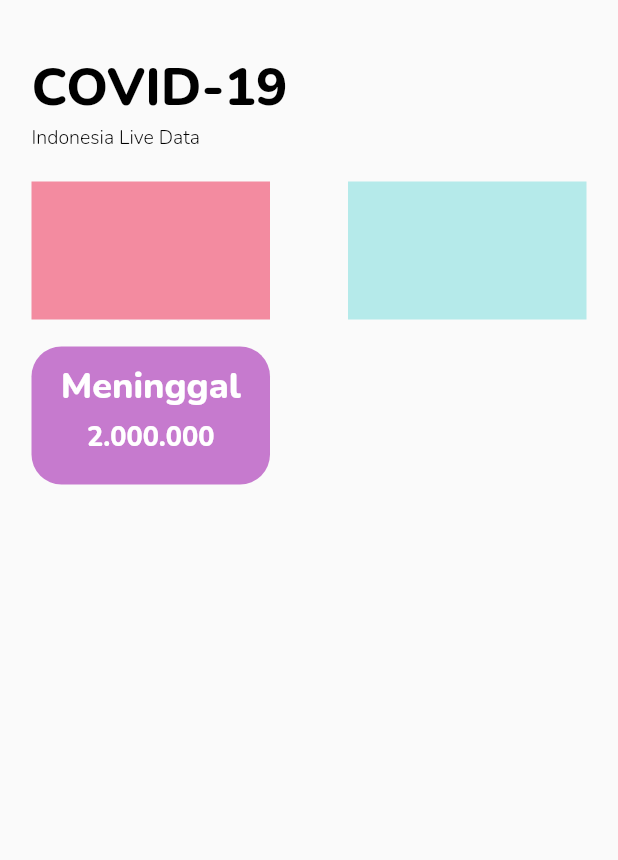
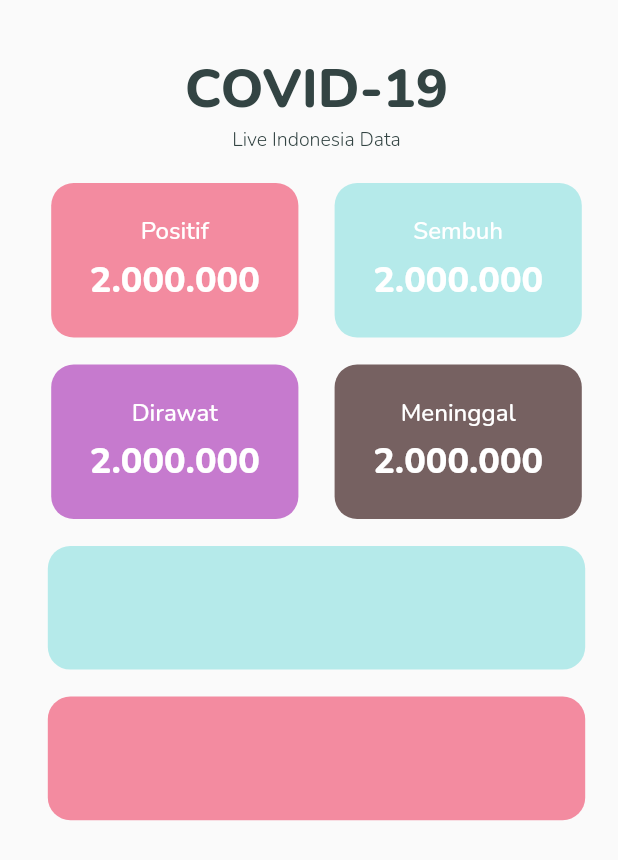
Before and after one commit to yogacb/app_covid19, a Flutter app: the screen it shows after launch, on a phone screen of 412 x 824 dp. Shown: the top 860 px of the screen. Run offline on Flutter 3.47's test engine with Material 2 defaults, Android fonts, the phone set to English and light mode, and no system bars; drawn by our look-alikes of auto_size_text; our stand-ins replace google_fonts.

Commit message:
add some fiture

```diff
--- a/lib/pages/homepage.dart
+++ b/lib/pages/homepage.dart
@@ -1,5 +1,6 @@
 import 'package:flutter/material.dart';
 import 'package:app_covid19/theme.dart';
+import 'package:auto_size_text/auto_size_text.dart';
 
 class HomePage extends StatelessWidget {
   @override
@@ -7,19 +8,22 @@ class HomePage extends StatelessWidget {
     return Scaffold(
       body: SafeArea(
         child: Padding(
-          padding: const EdgeInsets.only(top: 35, left: 21, right: 21),
+          padding: const EdgeInsets.only(
+            left: 10,
+            top: 35,
+          ),
           child: Column(
-            crossAxisAlignment: CrossAxisAlignment.start,
+            crossAxisAlignment: CrossAxisAlignment.center,
             children: [
               Text(
                 'COVID-19',
                 style: blackTextStyle.copyWith(
-                  fontSize: 35,
+                  fontSize: 36,
                   fontWeight: FontWeight.w800,
                 ),
               ),
               Text(
-                'Indonesia Live Data',
+                'Live Indonesia Data',
                 style: blackTextStyle.copyWith(
                   fontSize: 13,
                   fontWeight: FontWeight.w300,
@@ -29,17 +33,61 @@ class HomePage extends StatelessWidget {
                 height: 20,
               ),
               Row(
-                mainAxisAlignment: MainAxisAlignment.spaceBetween,
+                mainAxisAlignment: MainAxisAlignment.spaceEvenly,
                 children: [
                   Container(
-                    height: 92,
-                    width: 159,
+                    height: MediaQuery.of(context).size.height / 8,
+                    width: MediaQuery.of(context).size.width / 2.5,
+                    decoration: BoxDecoration(
+                      borderRadius: BorderRadius.circular(15),
                       color: redColor,
                     ),
+                    child: Column(
+                      crossAxisAlignment: CrossAxisAlignment.center,
+                      mainAxisAlignment: MainAxisAlignment.center,
+                      children: [
+                        Text(
+                          'Positif',
+                          style: whiteTextStyle.copyWith(
+                              fontSize: 16, fontWeight: FontWeight.w500),
+                        ),
+                        SizedBox(
+                          height: 5,
+                        ),
+                        AutoSizeText(
+                          '2.000.000',
+                          style: whiteTextStyle.copyWith(
+                              fontSize: 24, fontWeight: FontWeight.w800),
+                        ),
+                      ],
+                    ),
+                  ),
                   Container(
-                    height: 92,
-                    width: 159,
+                    height: MediaQuery.of(context).size.height / 8,
+                    width: MediaQuery.of(context).size.width / 2.5,
+                    decoration: BoxDecoration(
+                      borderRadius: BorderRadius.circular(15),
                       color: blueColor,
+                    ),
+                    child: Column(
+                      crossAxisAlignment: CrossAxisAlignment.center,
+                      mainAxisAlignment: MainAxisAlignment.center,
+                      children: [
+                        Text(
+                          'Sembuh',
+                          style: whiteTextStyle.copyWith(
+                              fontSize: 16, fontWeight: FontWeight.w500),
+                        ),
+                        SizedBox(
+                          height: 5,
+                        ),
+                        AutoSizeText(
+                          '2.000.000',
+                          style: whiteTextStyle.copyWith(
+                              fontSize: 24, fontWeight: FontWeight.w800),
+                        ),
+                      ],
+                    ),
                   ),
                 ],
               ),
@@ -47,42 +95,86 @@ class HomePage extends StatelessWidget {
                 height: 18,
               ),
               Row(
-                mainAxisAlignment: MainAxisAlignment.spaceBetween,
+                mainAxisAlignment: MainAxisAlignment.spaceEvenly,
                 children: [
                   Container(
-                    height: 92,
-                    width: 159,
+                    height: MediaQuery.of(context).size.height / 8,
+                    width: MediaQuery.of(context).size.width / 2.5,
                     decoration: BoxDecoration(
+                      borderRadius: BorderRadius.circular(15),
                       color: purpleColor,
-                      borderRadius: BorderRadius.circular(20),
-                    ),
-                    child: Padding(
-                      padding: const EdgeInsets.only(
-                        left: 0,
                     ),
                     child: Column(
-                        mainAxisAlignment: MainAxisAlignment.start,
+                      crossAxisAlignment: CrossAxisAlignment.center,
+                      mainAxisAlignment: MainAxisAlignment.center,
                       children: [
-                          SizedBox(
-                            height: 10,
-                          ),
                         Text(
-                            'Meninggal',
-                            style: whiteTextStyle.copyWith(fontSize: 24),
+                          'Dirawat',
+                          style: whiteTextStyle.copyWith(
+                              fontSize: 16, fontWeight: FontWeight.w500),
                         ),
                         SizedBox(
                           height: 5,
                         ),
-                          Text(
+                        AutoSizeText(
                           '2.000.000',
-                            style: whiteTextStyle.copyWith(fontSize: 18),
+                          style: whiteTextStyle.copyWith(
+                              fontSize: 24, fontWeight: FontWeight.w800),
                         ),
                       ],
                     ),
                   ),
+                  Container(
+                    height: MediaQuery.of(context).size.height / 8,
+                    width: MediaQuery.of(context).size.width / 2.5,
+                    decoration: BoxDecoration(
+                      borderRadius: BorderRadius.circular(15),
+                      color: greenColor,
+                    ),
+                    child: Column(
+                      crossAxisAlignment: CrossAxisAlignment.center,
+                      mainAxisAlignment: MainAxisAlignment.center,
+                      children: [
+                        Text(
+                          'Meninggal',
+                          style: whiteTextStyle.copyWith(
+                              fontSize: 16, fontWeight: FontWeight.w500),
+                        ),
+                        SizedBox(
+                          height: 5,
+                        ),
+                        AutoSizeText(
+                          '2.000.000',
+                          style: whiteTextStyle.copyWith(
+                              fontSize: 24, fontWeight: FontWeight.w800),
                         ),
                       ],
-              )
+                    ),
+                  ),
+                ],
+              ),
+              SizedBox(
+                height: 18,
+              ),
+              Container(
+                height: MediaQuery.of(context).size.height / 10,
+                width: MediaQuery.of(context).size.width / 1.15,
+                decoration: BoxDecoration(
+                  borderRadius: BorderRadius.circular(15),
+                  color: blueColor,
+                ),
+              ),
+              SizedBox(
+                height: 18,
+              ),
+              Container(
+                height: MediaQuery.of(context).size.height / 10,
+                width: MediaQuery.of(context).size.width / 1.15,
+                decoration: BoxDecoration(
+                  borderRadius: BorderRadius.circular(15),
+                  color: redColor,
+                ),
+              ),
             ],
           ),
         ),
--- a/lib/theme.dart
+++ b/lib/theme.dart
@@ -1,11 +1,11 @@
 import 'package:flutter/material.dart';
 import 'package:google_fonts/google_fonts.dart';
 
-Color bkColor = Color(0xFF000000);
+Color bkColor = Color(0xFF334443);
 Color redColor = Color(0xFFF38BA0);
 Color blueColor = Color(0xFFB5EAEA);
 Color purpleColor = Color(0xFFC67ACE);
-Color greenColor = Color(0xFFE8F5E9);
+Color greenColor = Color(0xFF766161);
 Color bgColor = Color(0xFFF9F9F9);
 Color whiteColor = Color(0xFFFFFFFF);
 
@@ -14,5 +14,4 @@ TextStyle blackTextStyle = GoogleFonts.nunito(
 );
 TextStyle whiteTextStyle = GoogleFonts.nunito(
   color: whiteColor,
-  fontWeight: FontWeight.w800,
 );
--- a/pubspec.yaml
+++ b/pubspec.yaml
@@ -23,6 +23,7 @@ environment:
 dependencies:
   flutter:
     sdk: flutter
+  auto_size_text: ^2.1.0
   cupertino_icons: ^1.0.2
   google_fonts: ^2.1.0
 
```
Also changed, not shown: pubspec.lock, 2 other files. Lines whose indentation alone changed are shown as unchanged.
